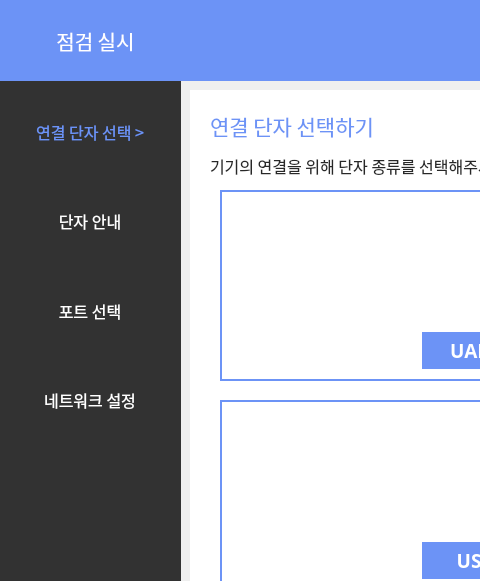
Before: the Qt Designer form step1.ui in skyun333/wallpad, drawn with Qt 5; both pictures show x 0 to 480 and y 0 to 581 of the 961 by 704 pixel window.
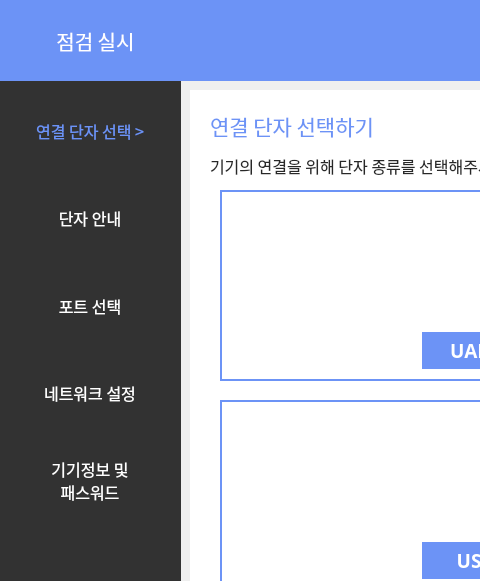
After: the same form once the commit is applied. Icons and pictures are not drawn.

Commit message:
사용자 입력 step5 추가
사용자 입력 step5 추가

What changed in the file:
```diff
--- a/step1.ui
+++ b/step1.ui
@@ -153,7 +153,7 @@
       <x>10</x>
       <y>90</y>
       <width>160</width>
-      <height>351</height>
+      <height>431</height>
      </rect>
     </property>
     <layout class="QVBoxLayout" name="verticalLayout">
@@ -247,6 +247,29 @@
        </property>
       </widget>
      </item>
+     <item>
+      <widget class="QLabel" name="label_15">
+       <property name="font">
+        <font>
+         <family>AppleSDGothicNeoM00</family>
+         <pointsize>12</pointsize>
+        </font>
+       </property>
+       <property name="autoFillBackground">
+        <bool>false</bool>
+       </property>
+       <property name="styleSheet">
+        <string notr="true">color:rgb(255, 255, 255)</string>
+       </property>
+       <property name="text">
+        <string>기기정보 및
+패스워드</string>
+       </property>
+       <property name="alignment">
+        <set>Qt::AlignCenter</set>
+       </property>
+      </widget>
+     </item>
     </layout>
    </widget>
    <widget class="QLabel" name="label_6">
```
The commit also changes 5 other files.
